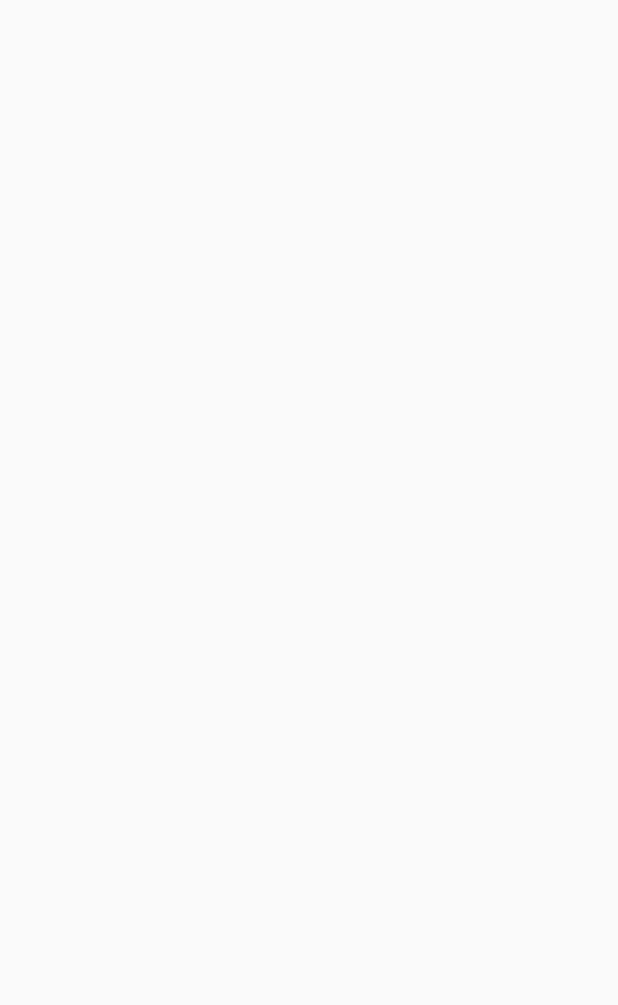
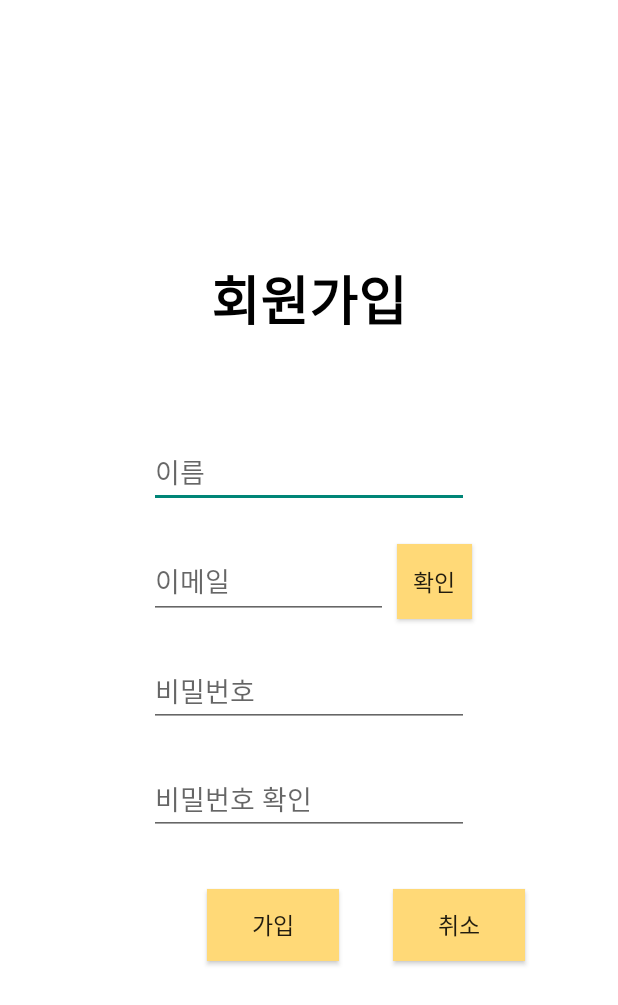
Before and after one commit to shingu-cheong/kkanbu00, an Android app: the RegisterActivity screen opened directly, with no data from a screen before it, on a phone screen of 412 x 824 dp. Before the commit the part shown is empty. Shown: the top 1005 px of the screen. Run offline under Robolectric (Android 15) with nearby library versions, the phone set to English and light mode, and no system bars.

Commit message:
로그인, 회원가입, 스케쥴 xml

```diff
--- a/app/src/main/java/com/example/kkanbu/MainActivity.java
+++ b/app/src/main/java/com/example/kkanbu/MainActivity.java
@@ -21,7 +21,7 @@ import android.widget.ImageButton;
 import android.widget.ImageView;
 
 public class MainActivity extends Fragment {
-    ImageButton btn_live;
+    ImageButton btn_live, btn_schedule;
     ImageView profile;
     View.OnClickListener cl;
 
--- /dev/null
+++ b/app/src/main/java/com/example/kkanbu/login.java
@@ -0,0 +1,4 @@
+package com.example.kkanbu;
+
+public class login {
+}
--- a/app/src/main/res/layout/activity_register.xml
+++ b/app/src/main/res/layout/activity_register.xml
@@ -4,6 +4,103 @@
     xmlns:tools="http://schemas.android.com/tools"
     android:layout_width="match_parent"
     android:layout_height="match_parent"
-    tools:context=".RegisterActivity">
+    android:background="#FFFFFF">
+
+    <TextView
+        android:id="@+id/textView"
+        android:layout_width="wrap_content"
+        android:layout_height="wrap_content"
+        android:layout_marginBottom="65dp"
+        android:text="회원가입"
+        android:textColor="@color/black"
+        android:textSize="35sp"
+        android:textStyle="bold"
+        app:layout_constraintBottom_toTopOf="@+id/join_name"
+        app:layout_constraintEnd_toEndOf="parent"
+        app:layout_constraintStart_toStartOf="parent" />
+
+    <EditText
+        android:id="@+id/join_name"
+        android:layout_width="wrap_content"
+        android:layout_height="wrap_content"
+        android:layout_marginBottom="24dp"
+        android:ems="10"
+        android:hint="이름"
+        android:inputType="textPersonName"
+        app:layout_constraintBottom_toTopOf="@+id/join_email"
+        app:layout_constraintEnd_toEndOf="parent"
+        app:layout_constraintStart_toStartOf="parent" />
+
+    <EditText
+        android:id="@+id/join_password"
+        android:layout_width="wrap_content"
+        android:layout_height="wrap_content"
+        android:layout_marginBottom="24dp"
+        android:ems="10"
+        android:hint="비밀번호"
+        android:inputType="textPassword"
+        app:layout_constraintBottom_toTopOf="@+id/join_pwck"
+        app:layout_constraintStart_toStartOf="@+id/join_email" />
+
+    <EditText
+        android:id="@+id/join_pwck"
+        android:layout_width="wrap_content"
+        android:layout_height="wrap_content"
+        android:layout_marginBottom="267dp"
+        android:ems="10"
+        android:hint="비밀번호 확인"
+        android:inputType="textPassword"
+        app:layout_constraintBottom_toBottomOf="parent"
+        app:layout_constraintStart_toStartOf="@+id/join_password" />
+
+    <EditText
+        android:id="@+id/join_email"
+        android:layout_width="0dp"
+        android:layout_height="50dp"
+        android:layout_marginEnd="6dp"
+        android:layout_marginRight="6dp"
+        android:layout_marginBottom="24dp"
+        android:ems="10"
+        android:hint="이메일"
+        android:inputType="textEmailAddress"
+        app:layout_constraintBottom_toTopOf="@+id/join_password"
+        app:layout_constraintEnd_toStartOf="@+id/check_button"
+        app:layout_constraintStart_toStartOf="@+id/join_name" />
+
+    <Button
+        android:id="@+id/check_button"
+        android:layout_width="50dp"
+        android:layout_height="50dp"
+        android:layout_marginEnd="97dp"
+        android:layout_marginRight="97dp"
+        android:background="@color/mainColor"
+        android:textSize="15dp"
+        android:text="확인"
+        app:layout_constraintBaseline_toBaselineOf="@+id/join_email"
+        app:layout_constraintEnd_toEndOf="parent" />
+
+    <Button
+        android:id="@+id/delete"
+        android:layout_width="wrap_content"
+        android:layout_height="wrap_content"
+        android:layout_marginStart="36dp"
+        android:layout_marginTop="36dp"
+        android:background="@color/mainColor"
+        android:textSize="15dp"
+        android:text="취소"
+        app:layout_constraintStart_toEndOf="@+id/join_button"
+        app:layout_constraintTop_toBottomOf="@+id/join_pwck" />
+
+    <Button
+        android:id="@+id/join_button"
+        android:layout_width="wrap_content"
+        android:layout_height="wrap_content"
+        android:layout_marginStart="138dp"
+        android:background="@color/mainColor"
+        android:textSize="15dp"
+        android:text="가입"
+        app:layout_constraintBaseline_toBaselineOf="@+id/delete"
+        app:layout_constraintStart_toStartOf="parent" />
+
 
 </androidx.constraintlayout.widget.ConstraintLayout>
```
Also changed, not shown: app/src/main/java/com/example/kkanbu/monitoring.java (+15 -0 lines), app/src/main/java/com/example/kkanbu/schedule.java (added, +178 -0 lines), app/src/main/res/layout/activity_login.xml (+60 -2 lines), app/src/main/res/layout/google_login.xml (added, +66 -0 lines), app/src/main/res/layout/schedule.xml (added, +129 -0 lines).
